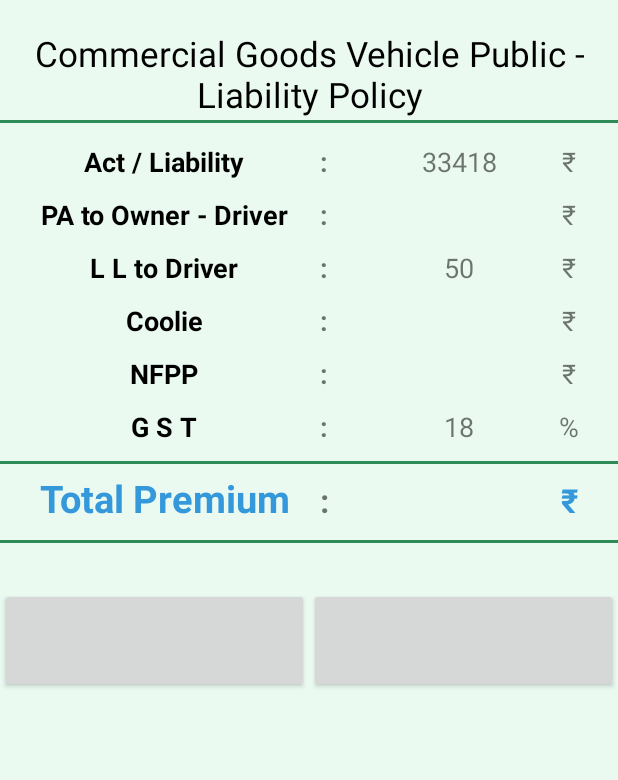
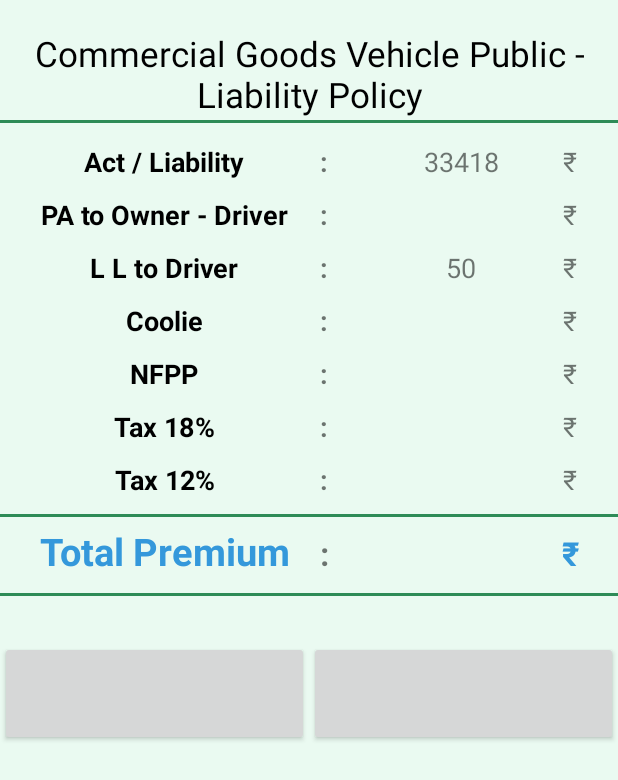
Before and after one commit to abhishekds94/InsurancePremiumCalculator, an Android app: the layout lpdisplay_com_goods_public_20000.xml on its own in the app's theme, with its tools: preview values and no code run, on a phone screen of 412 x 824 dp. Shown: the top 780 px of the screen. Run offline under Robolectric (Android 15) with nearby library versions, the phone set to English and light mode, and no system bars; plain views replace CircleButton.

Commit message:
Tax value addition in Goods - LP Public upto 20000

```diff
--- a/app/src/main/java/com/avidprogrammers/insurancepremiumcalculator/lpdisplay_com_goods_private_20000.java
+++ b/app/src/main/java/com/avidprogrammers/insurancepremiumcalculator/lpdisplay_com_goods_private_20000.java
@@ -61,7 +61,7 @@
     TextView lp_com_goods_private_20000_act;
     TextView lp_com_goods_private_20000_paod;
     TextView lp_com_goods_private_20000_ll;
-    TextView lp_com_goods_private_20000_tax;
+    //TextView lp_com_goods_private_20000_tax;
     TextView lp_com_goods_private_20000_coolie;
     TextView lp_com_goods_private_20000_nfpp;
     TextView lp_com_goods_private_20000_total;
--- a/app/src/main/res/layout/lpdisplay_com_goods_public_20000.xml
+++ b/app/src/main/res/layout/lpdisplay_com_goods_public_20000.xml
@@ -263,18 +263,16 @@
                 </TableRow>
 
 
-
-
                 <TableRow
                     android:padding="5dp">
 
                     <TextView
-                        android:id="@+id/lpdisplay_com_goods_public_20000_tax"
+                        android:id="@+id/lpdisplay_com_goods_public_20000_tax18"
                         android:layout_width="wrap_content"
                         android:layout_height="wrap_content"
                         android:layout_weight="1"
                         android:textAlignment="center"
-                        android:text="@string/service_tax"
+                        android:text="@string/service_tax18"
                         android:textStyle="bold"
                         android:textSize="18dp"
                         android:textColor="@android:color/black"/>
@@ -289,23 +287,61 @@
                         android:textStyle="bold" />
 
                     <TextView
-                        android:id="@+id/lpdisplay_com_goods_public_20000_tax_value"
+                        android:id="@+id/lpdisplay_com_goods_public_20000_tax18_value"
                         android:layout_width="wrap_content"
                         android:layout_height="wrap_content"
                         android:layout_weight="1"
-                        android:text="@string/tax_val"
                         android:textAlignment="center"
                         android:textSize="18dp" />
-
 
                     <TextView
                         android:layout_width="wrap_content"
                         android:layout_height="wrap_content"
                         android:layout_weight="1"
-                        android:text="@string/per_symbol"
+                        android:text="@string/rupee_symbol"
+                        android:textAlignment="center"
+                        android:textSize="18dp" />
+                </TableRow>
+
+
+                <TableRow
+                    android:padding="5dp">
+
+                    <TextView
+                        android:id="@+id/lpdisplay_com_goods_public_20000_tax12"
+                        android:layout_width="wrap_content"
+                        android:layout_height="wrap_content"
+                        android:layout_weight="1"
+                        android:textAlignment="center"
+                        android:text="@string/service_tax12"
+                        android:textStyle="bold"
+                        android:textSize="18dp"
+                        android:textColor="@android:color/black"/>
+
+                    <TextView
+                        android:layout_width="wrap_content"
+                        android:layout_height="wrap_content"
+                        android:layout_weight="1"
+                        android:text="@string/colon_symb"
+                        android:textAlignment="textStart"
+                        android:textSize="18dp"
+                        android:textStyle="bold" />
+
+                    <TextView
+                        android:id="@+id/lpdisplay_com_goods_public_20000_tax12_value"
+                        android:layout_width="wrap_content"
+                        android:layout_height="wrap_content"
+                        android:layout_weight="1"
                         android:textAlignment="center"
                         android:textSize="18dp" />
 
+                    <TextView
+                        android:layout_width="wrap_content"
+                        android:layout_height="wrap_content"
+                        android:layout_weight="1"
+                        android:text="@string/rupee_symbol"
+                        android:textAlignment="center"
+                        android:textSize="18dp" />
                 </TableRow>
 
 
```
Also changed, not shown: app/src/main/java/com/avidprogrammers/insurancepremiumcalculator/lpdisplay_com_goods_public_20000.java (+23 -7 lines).
